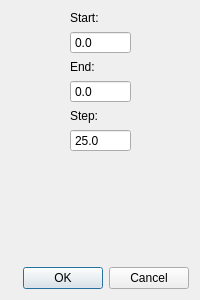
andalevor/qresampline, file src/ResampleDialog.ui: the form before one commit.
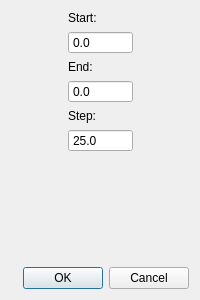
The form after the commit.

Commit message: Fixed positive only starting point

Patch:
```diff
--- a/src/ResampleDialog.ui
+++ b/src/ResampleDialog.ui
@@ -49,8 +49,11 @@
          <property name="decimals">
           <number>1</number>
          </property>
+         <property name="minimum">
+          <double>-9999999.000000000000000</double>
+         </property>
          <property name="maximum">
-          <double>100000.000000000000000</double>
+          <double>9999999.000000000000000</double>
          </property>
         </widget>
        </item>
```
The commit also changes 2 other files.
